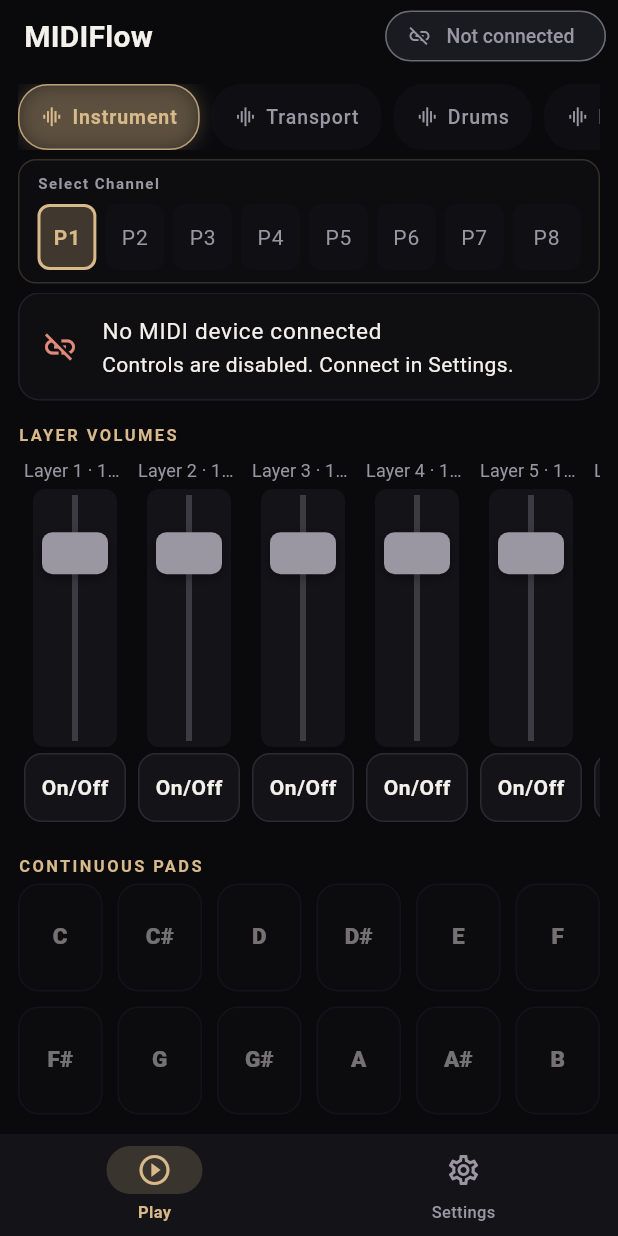
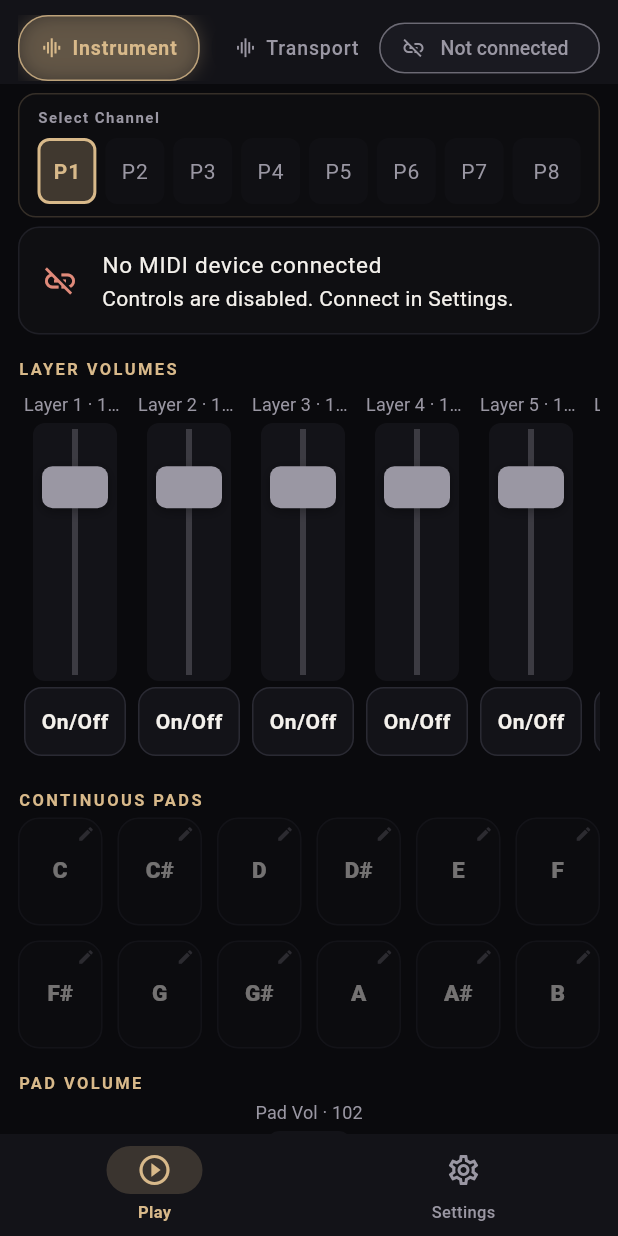
Before and after one commit to felixNT0/midiflow, a Flutter app: the screen it shows after launch, on a phone screen of 412 x 824 dp. Run offline on Flutter 3.47's test engine with Material 3 defaults, Android fonts, the phone set to English and light mode, and no system bars; our stand-ins replace flutter_riverpod, shared_preferences; missing offline and left inert: flutter_midi_command, flutter_midi_command_ble.

Commit message:
Add in-interface renaming, hide header on scroll, vertical pad volume
- Long-press any control (faders, knobs, pads, drums, buttons) to rename
  directly in the Play screen — no need to go to Settings
- Small edit icon on pads/drums indicates rename capability
- Header (AppBar) removed — bank tabs + connection chip stay sticky at top
- Channel selector (P1-P8) now scrolls with content, not sticky
- Pad Volume fader is vertical to minimize space
- Fixed Android AGP version (9.1.0 → 9.1.1) for Flutter 3.50.1
- Rebuilt both macOS and Android release installers

```diff
--- a/lib/features/play/play_screen.dart
+++ b/lib/features/play/play_screen.dart
@@ -40,10 +40,16 @@ class PlayScreen extends ConsumerWidget {
         .firstOrNull;
 
     return Scaffold(
-      appBar: AppBar(
-        title: const Text('MIDIFlow'),
-        toolbarHeight: 48, // Reduced header height
-        actions: [
+      body: Column(
+        children: [
+          // Sticky header: bank tabs + connection chip stay fixed while scrolling
+          Container(
+            color: Theme.of(context).colorScheme.surface,
+            padding: const EdgeInsets.fromLTRB(12, 8, 12, 0),
+            child: Row(
+              children: [
+                Expanded(child: _BankBar(state: state)),
+                const SizedBox(width: 8),
                 _ConnectionChip(
                   connected: connected,
                   hasError:
@@ -54,34 +60,24 @@ class PlayScreen extends ConsumerWidget {
                       : midi.selectedDevice?.name,
                   onTap: onOpenSettings,
                 ),
-          const SizedBox(width: 8),
-        ],
-      ),
-      body: Column(
-        children: [
-          // Sticky header: bank tabs + channel selector stay fixed while scrolling
-          Padding(
-            padding: const EdgeInsets.fromLTRB(12, 8, 12, 0),
-            child: Column(
-              children: [
-                _BankBar(state: state),
-                if (state.activeBank?.id == 'bank-instrument' ||
-                    state.activeBank?.id == 'bank-performance') ...[
-                  const SizedBox(height: 6),
-                  _LeadChannelBar(
-                    leadChannel: controlsCtrl.leadChannel,
-                    onSelect: controlsCtrl.setLeadChannel,
-                  ),
-                ],
-                const SizedBox(height: 6),
               ],
             ),
           ),
+          const SizedBox(height: 6),
           // Scrollable content area
           Expanded(
             child: ListView(
               padding: const EdgeInsets.fromLTRB(12, 0, 12, 20),
               children: [
+                // Channel selector — scrolls with content, not sticky
+                if (state.activeBank?.id == 'bank-instrument' ||
+                    state.activeBank?.id == 'bank-performance') ...[
+                  _LeadChannelBar(
+                    leadChannel: controlsCtrl.leadChannel,
+                    onSelect: controlsCtrl.setLeadChannel,
+                  ),
+                  const SizedBox(height: 6),
+                ],
                 if (!connected)
                   Card(
                     color: Theme.of(context).colorScheme.surfaceContainerHighest
@@ -120,20 +116,34 @@ class PlayScreen extends ConsumerWidget {
                   if (padControls.isNotEmpty) ...[
                     _Section(
                       title: 'Continuous Pads',
-                      children: [_padGrid(padControls, controlsCtrl, connected)],
+                      children: [_padGrid(context, padControls, controlsCtrl, connected)],
                     ),
                     if (padVolumeControl != null)
                       _Section(
                         title: 'Pad Volume',
-                        horizontal: true,
-                        height: 180,
+                        height: 200,
                         children: [
-                          _faderTile(
+                          Center(
+                            child: SizedBox(
+                              width: 80,
+                              height: 160,
+                              child: GestureDetector(
+                                onLongPress: () => _showRenameDialog(
                                   context,
-                            ref,
                                   padVolumeControl,
                                   controlsCtrl,
-                            connected,
+                                ),
+                                child: FaderControl(
+                                  label: padVolumeControl.label,
+                                  value: padVolumeControl.normalizedValue,
+                                  midiValue: padVolumeControl.currentMidiValue,
+                                  enabled: connected,
+                                  onChanged: (v) => unawaited(
+                                    controlsCtrl.setNormalized(padVolumeControl, v),
+                                  ),
+                                ),
+                              ),
+                            ),
                           ),
                         ],
                       ),
@@ -143,7 +153,7 @@ class PlayScreen extends ConsumerWidget {
                     _Section(
                       title: 'Drum Pads',
                       children: [
-                        _drumGrid(drumControls, controlsCtrl, connected),
+                        _drumGrid(context, drumControls, controlsCtrl, connected),
                       ],
                     ),
                   // Performance Controls Section (Knobs, Modulation, etc.)
@@ -220,8 +230,48 @@ class PlayScreen extends ConsumerWidget {
     );
   }
 
+  /// Shows a dialog to rename a control label.
+  void _showRenameDialog(
+    BuildContext context,
+    MidiControl control,
+    ControlsController ctrl,
+  ) {
+    final controller = TextEditingController(text: control.label);
+    showDialog<void>(
+      context: context,
+      builder: (context) => AlertDialog(
+        title: const Text('Rename Control'),
+        content: TextField(
+          controller: controller,
+          decoration: const InputDecoration(
+            labelText: 'New name',
+            hintText: 'e.g., Piano, Pad 1, Reverb',
+          ),
+          autofocus: true,
+        ),
+        actions: [
+          TextButton(
+            onPressed: () => Navigator.of(context).pop(),
+            child: const Text('Cancel'),
+          ),
+          FilledButton(
+            onPressed: () {
+              final newLabel = controller.text.trim();
+              if (newLabel.isNotEmpty) {
+                ctrl.updateControlLabel(control.id, newLabel);
+              }
+              Navigator.of(context).pop();
+            },
+            child: const Text('Save'),
+          ),
+        ],
+      ),
+    );
+  }
+
   /// 2×6 grid of continuous-pad toggles (CC pads for Kontakt assign).
   Widget _padGrid(
+    BuildContext context,
     List<MidiControl> pads,
     ControlsController ctrl,
     bool connected,
@@ -235,11 +285,18 @@ class PlayScreen extends ConsumerWidget {
               for (var col = 0; col < 6; col++) ...[
                 if (col > 0) const SizedBox(width: 10),
                 Expanded(
+                  child: GestureDetector(
+                    onLongPress: () => _showRenameDialog(
+                      context,
+                      pads[row * 6 + col],
+                      ctrl,
+                    ),
                     child: _PadTile(
                       control: pads[row * 6 + col],
                       enabled: connected,
                       onToggle: () =>
                           unawaited(ctrl.buttonToggle(pads[row * 6 + col])),
+                    ),
                   ),
                 ),
               ],
@@ -252,6 +309,7 @@ class PlayScreen extends ConsumerWidget {
 
   /// 4×4 grid of momentary drum pads.
   Widget _drumGrid(
+    BuildContext context,
     List<MidiControl> drums,
     ControlsController ctrl,
     bool connected,
@@ -265,6 +323,12 @@ class PlayScreen extends ConsumerWidget {
               for (var col = 0; col < 4; col++) ...[
                 if (col > 0) const SizedBox(width: 10),
                 Expanded(
+                  child: GestureDetector(
+                    onLongPress: () => _showRenameDialog(
+                      context,
+                      drums[row * 4 + col],
+                      ctrl,
+                    ),
                     child: _DrumPad(
                       label: drums[row * 4 + col].label,
                       enabled: connected,
@@ -272,6 +336,7 @@ class PlayScreen extends ConsumerWidget {
                           unawaited(ctrl.buttonPress(drums[row * 4 + col])),
                       onRelease: () =>
                           unawaited(ctrl.buttonRelease(drums[row * 4 + col])),
+                    ),
                   ),
                 ),
               ],
@@ -289,7 +354,9 @@ class PlayScreen extends ConsumerWidget {
     ControlsController ctrl,
     bool connected,
   ) {
-    return SizedBox(
+    return GestureDetector(
+      onLongPress: () => _showRenameDialog(context, c, ctrl),
+      child: SizedBox(
         width: 76,
         height: 210,
         child: Padding(
@@ -300,6 +367,7 @@ class PlayScreen extends ConsumerWidget {
             midiValue: c.currentMidiValue,
             enabled: connected,
             onChanged: (v) => unawaited(ctrl.setNormalized(c, v)),
+          ),
         ),
       ),
     );
@@ -323,7 +391,9 @@ class PlayScreen extends ConsumerWidget {
         break;
       }
     }
-    return SizedBox(
+    return GestureDetector(
+      onLongPress: () => _showRenameDialog(context, fader, ctrl),
+      child: SizedBox(
         width: 76,
         child: Padding(
           padding: const EdgeInsets.symmetric(horizontal: 4),
@@ -357,6 +427,7 @@ class PlayScreen extends ConsumerWidget {
             ],
           ),
         ),
+      ),
     );
   }
 
@@ -367,7 +438,9 @@ class PlayScreen extends ConsumerWidget {
     ControlsController ctrl,
     bool connected,
   ) {
-    return SizedBox(
+    return GestureDetector(
+      onLongPress: () => _showRenameDialog(context, c, ctrl),
+      child: SizedBox(
         width: 92,
         child: Padding(
           padding: const EdgeInsets.symmetric(horizontal: 4),
@@ -377,6 +450,7 @@ class PlayScreen extends ConsumerWidget {
             midiValue: c.currentMidiValue,
             enabled: connected,
             onChanged: (v) => unawaited(ctrl.setNormalized(c, v)),
+          ),
         ),
       ),
     );
@@ -395,7 +469,9 @@ class PlayScreen extends ConsumerWidget {
       MidiControlType.latchButton => ButtonMode.latch,
       _ => ButtonMode.momentary,
     };
-    return SizedBox(
+    return GestureDetector(
+      onLongPress: () => _showRenameDialog(context, c, ctrl),
+      child: SizedBox(
         width: 160,
         child: Padding(
           padding: const EdgeInsets.symmetric(vertical: 4),
@@ -407,6 +483,7 @@ class PlayScreen extends ConsumerWidget {
             onPress: () => unawaited(ctrl.buttonPress(c)),
             onRelease: () => unawaited(ctrl.buttonRelease(c)),
             onToggle: () => unawaited(ctrl.buttonToggle(c)),
+          ),
         ),
       ),
     );
@@ -656,7 +733,9 @@ class _DrumPadState extends State<_DrumPad> {
               width: _pressed ? 2 : 1,
             ),
           ),
-          child: Center(
+          child: Stack(
+            children: [
+              Center(
                 child: Text(
                   widget.label,
                   style: Theme.of(context).textTheme.labelLarge?.copyWith(
@@ -664,6 +743,19 @@ class _DrumPadState extends State<_DrumPad> {
                         color: _pressed ? scheme.primary : scheme.onSurface,
                       ),
                 ),
+              ),
+              // Small edit icon in corner to indicate rename capability
+              if (!_pressed)
+                Positioned(
+                  top: 4,
+                  right: 4,
+                  child: Icon(
+                    Icons.edit,
+                    size: 12,
+                    color: scheme.onSurfaceVariant.withValues(alpha: 0.5),
+                  ),
+                ),
+            ],
           ),
         ),
       ),
@@ -716,7 +808,9 @@ class _PadTile extends StatelessWidget {
                     ]
                   : null,
             ),
-            child: Center(
+            child: Stack(
+              children: [
+                Center(
                   child: Text(
                     control.label,
                     style: Theme.of(context).textTheme.titleMedium?.copyWith(
@@ -724,6 +818,18 @@ class _PadTile extends StatelessWidget {
                           color: active ? scheme.primary : scheme.onSurface,
                         ),
                   ),
+                ),
+                // Small edit icon in corner to indicate rename capability
+                Positioned(
+                  top: 4,
+                  right: 4,
+                  child: Icon(
+                    Icons.edit,
+                    size: 12,
+                    color: scheme.onSurfaceVariant.withValues(alpha: 0.5),
+                  ),
+                ),
+              ],
             ),
           ),
         ),
```
Also changed, not shown: 2 other files. Lines whose indentation alone changed are shown as unchanged.
